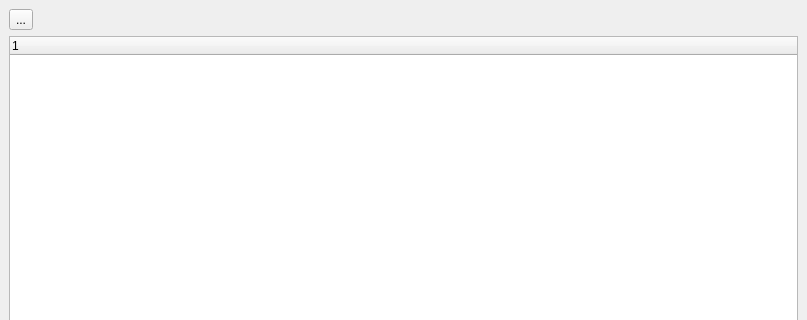
The window that lv2UI/mainwindow.ui (manu88/lilvTest) describes before a commit, drawn with Qt 5; both pictures show x 0 to 807 and y 0 to 320 of the 807 by 548 pixel window.
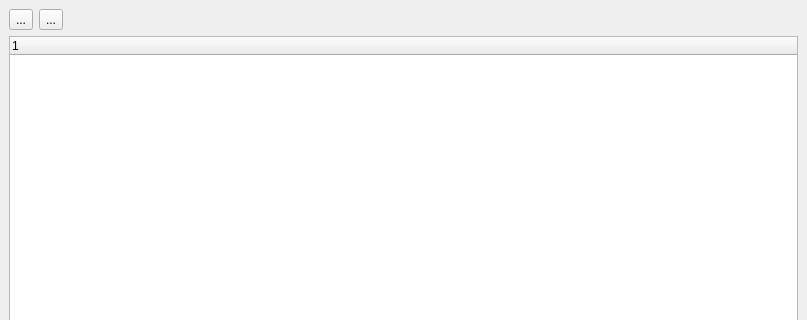
The same window after the commit. Icons and pictures are not drawn.

```diff
--- a/lv2UI/mainwindow.ui
+++ b/lv2UI/mainwindow.ui
@@ -16,6 +16,11 @@
   <widget class="QWidget" name="centralwidget">
    <layout class="QGridLayout" name="gridLayout">
     <item row="0" column="0">
+     <layout class="QHBoxLayout" name="horizontalLayout">
+      <property name="topMargin">
+       <number>0</number>
+      </property>
+      <item>
      <widget class="QToolButton" name="refreshButton">
       <property name="statusTip">
        <string>update plugin list</string>
@@ -28,7 +33,32 @@
       </property>
      </widget>
     </item>
-    <item row="1" column="0">
+      <item>
+       <widget class="QToolButton" name="createUIButton">
+        <property name="text">
+         <string>...</string>
+        </property>
+        <property name="icon">
+         <iconset theme="QIcon::ThemeIcon::ListAdd"/>
+        </property>
+       </widget>
+      </item>
+      <item>
+       <spacer name="horizontalSpacer">
+        <property name="orientation">
+         <enum>Qt::Orientation::Horizontal</enum>
+        </property>
+        <property name="sizeHint" stdset="0">
+         <size>
+          <width>40</width>
+          <height>20</height>
+         </size>
+        </property>
+       </spacer>
+      </item>
+     </layout>
+    </item>
+    <item row="3" column="0">
      <widget class="QTreeWidget" name="treeWidget">
       <column>
        <property name="text">
```
Left out of the diff: 2 changed lines with no effect on the pictures. Lines whose indentation alone changed are shown as unchanged.
